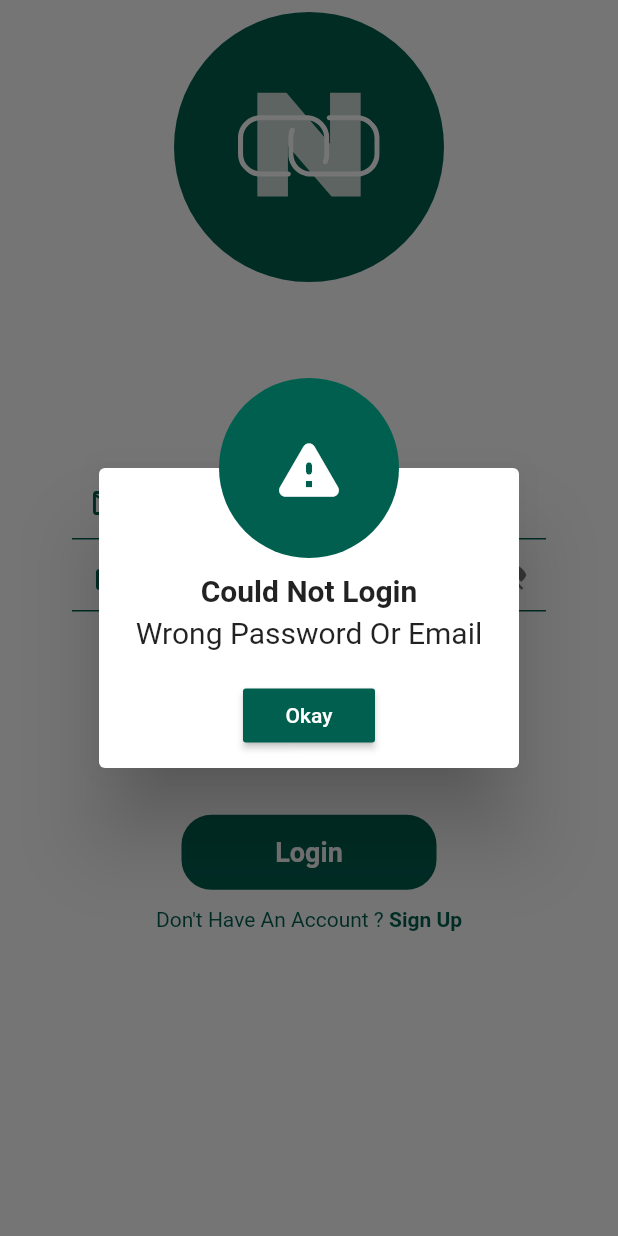
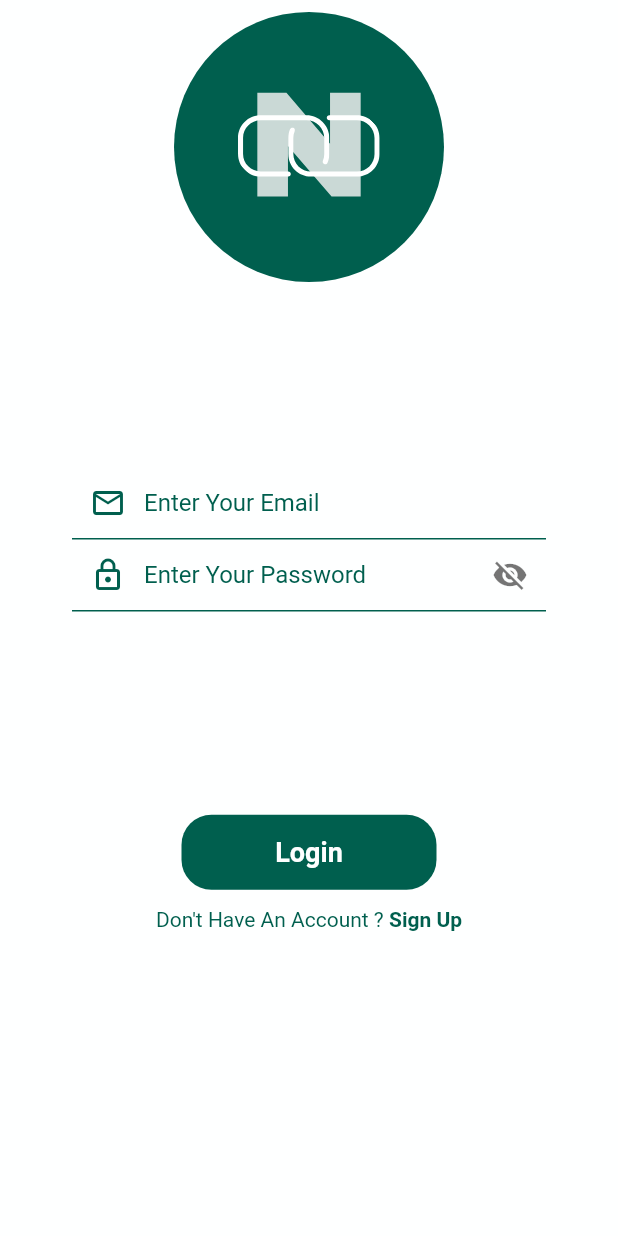
Before and after one commit to MajidRaimi/Nexus, a Flutter app: the screen it shows after launch, after a tap on "Login", on a phone screen of 412 x 824 dp. Run offline on Flutter 3.47's test engine with Material 2 defaults, Android fonts, the phone set to English and light mode, and no system bars; our stand-ins replace cloud_firestore, firebase_auth, firebase_core, flutter_spinkit, flutter_svg, smooth_page_indicator; missing offline and left inert: clipboard, spincircle_bottom_bar; accounts and stored records are empty.

Commit message:
Small Bugs

```diff
--- a/lib/screens/loginScreen.dart
+++ b/lib/screens/loginScreen.dart
@@ -3,10 +3,7 @@ import 'package:flutter_svg/svg.dart';
 import 'package:nexus/screens/signUpScreen.dart';
 import 'package:nexus/utils/constants.dart';
 
-import '../resources/authMethods.dart';
-import '../utils/alertDialog.dart';
 import '../widgets/textInputField.dart';
-import 'mainScreen.dart';
 
 class LoginScreen extends StatefulWidget {
   LoginScreen({Key? key}) : super(key: key);
@@ -18,38 +15,12 @@ class LoginScreen extends StatefulWidget {
 class _LoginScreenState extends State<LoginScreen> {
   final _emailController = TextEditingController();
   final _passwordController = TextEditingController();
-  bool _isLoading = false;
 
   @override
   void dispose() {
     _emailController.dispose();
     _passwordController.dispose();
     super.dispose();
-  }
-
-  loginUser() async {
-    setState(() {
-      _isLoading = true;
-    });
-
-    String result = await AuthMethods()
-        .loginUser(_emailController.text, _passwordController.text);
-
-    setState(() {
-      _isLoading = false;
-    });
-
-    if (result == "Logged In User Successfully") {
-      Navigator.pushReplacement(
-        context,
-        MaterialPageRoute(
-          builder: (context) => const MainScreen(),
-        ),
-      );
-    } else {
-      showAdvanceDialog(context,
-          title: "Could Not Login", massage: "Wrong Password Or Email");
-    }
   }
 
   @override
@@ -107,25 +78,16 @@ class _LoginScreenState extends State<LoginScreen> {
               Padding(
                 padding: const EdgeInsets.all(12.0),
                 child: GestureDetector(
-                  onTap: () async {
-                    await loginUser();
-                  },
+                  onTap: () {},
                   child: Container(
                     width: 170,
                     height: 50,
-                    child: Center(
-                      child: _isLoading
-                          ? const CircularProgressIndicator(
-                              color: kBackgroundColor,
-                            )
-                          : const Text(
-                              "Login",
-                              style: TextStyle(
-                                fontSize: 18,
-                                fontWeight: FontWeight.w700,
-                                color: kBackgroundColor,
-                              ),
-                            ),
+                    child: const Center(
+                      child: Text(
+                        "Login",
+                        style: TextStyle(
+                            fontSize: 18, fontWeight: FontWeight.w700 , color : kBackgroundColor),
+                      ),
                     ),
                     decoration: BoxDecoration(
                         borderRadius: BorderRadius.circular(20),
@@ -143,19 +105,17 @@ class _LoginScreenState extends State<LoginScreen> {
                   ),
                   GestureDetector(
                     onTap: () {
-                      Navigator.push(
+                      Navigator.pushReplacement(
                         context,
                         MaterialPageRoute(
                           builder: (context) => const SignUpScreen(),
                         ),
-                      );
+                      ) ;
                     },
                     child: const Text(
                       "Sign Up",
                       style: TextStyle(
-                        color: kMainColor,
-                        fontWeight: FontWeight.w700,
-                      ),
+                          color: kMainColor, fontWeight: FontWeight.w700),
                     ),
                   ),
                 ],
```
